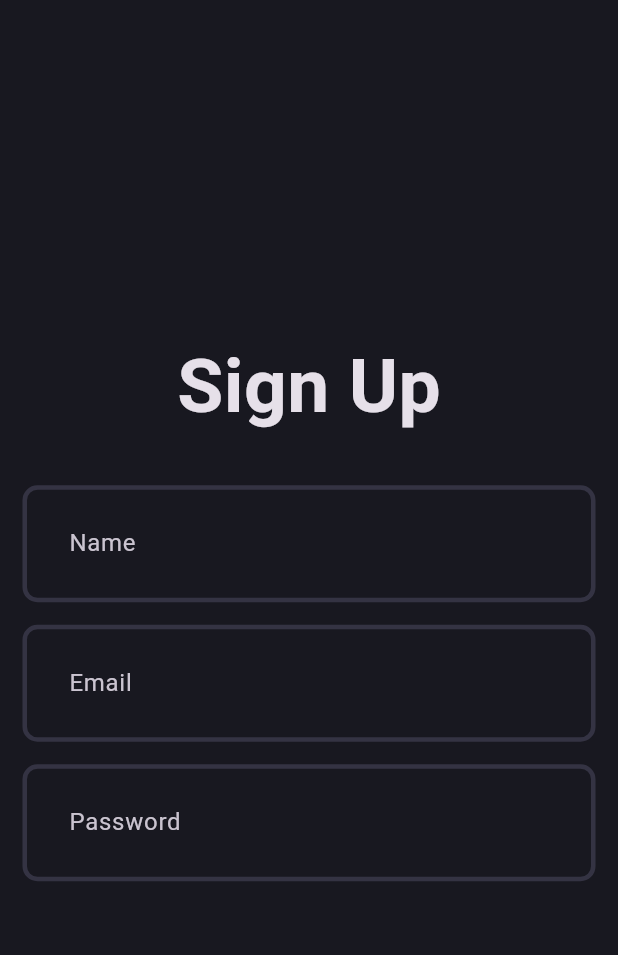
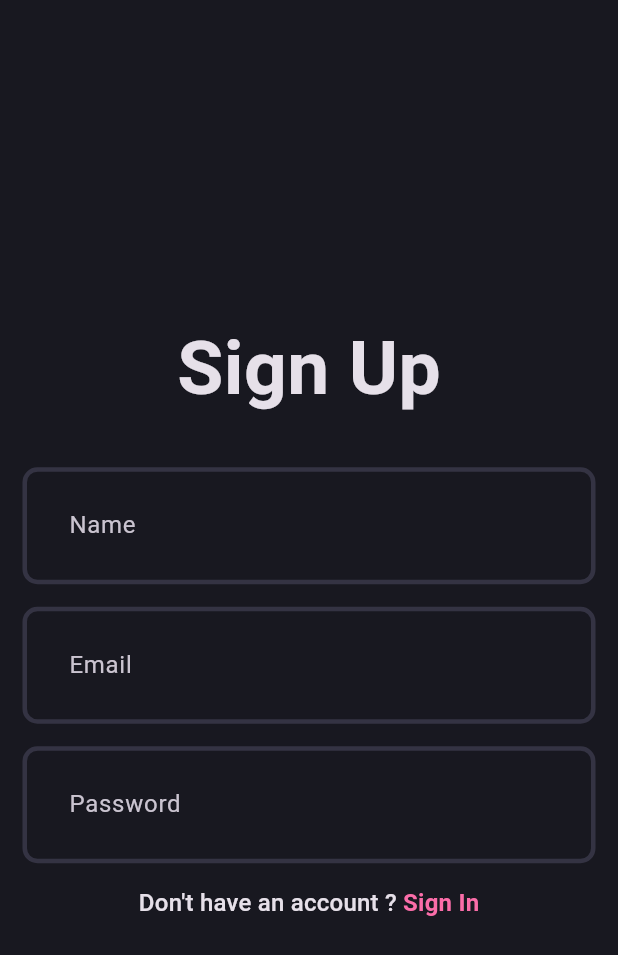
Before and after one commit to mrcodefrost/techtonic, a Flutter app: the screen it shows after launch, on a phone screen of 412 x 824 dp. Shown: the top 955 px of the screen. Run offline on Flutter 3.47's test engine with Material 3 defaults, Android fonts, the phone set to English and light mode, and no system bars.

Commit message:
sign up page UI

```diff
--- a/lib/features/auth/presentation/screens/signup_screen.dart
+++ b/lib/features/auth/presentation/screens/signup_screen.dart
@@ -1,4 +1,5 @@
 import 'package:flutter/material.dart';
+import 'package:techtonic_blog_app/features/core/theme/app_palette.dart';
 
 import '../widgets/auth_textfield.dart';
 
@@ -12,33 +13,47 @@ class SignUpScreen extends StatefulWidget {
 class _SignUpScreenState extends State<SignUpScreen> {
   @override
   Widget build(BuildContext context) {
-    return const Scaffold(
+    return Scaffold(
       body: Padding(
-        padding: EdgeInsets.all(15.0),
+        padding: const EdgeInsets.all(15.0),
         child: Column(
           mainAxisAlignment: MainAxisAlignment.center,
           children: [
-            Text(
+            const Text(
               'Sign Up',
               style: TextStyle(
                 fontSize: 50,
                 fontWeight: FontWeight.bold,
               ),
             ),
-            SizedBox(
+            const SizedBox(
               height: 30,
             ),
-            AuthTextField(hintText: 'Name'),
-            SizedBox(
+            const AuthTextField(hintText: 'Name'),
+            const SizedBox(
               height: 15,
             ),
-            AuthTextField(hintText: 'Email'),
-            SizedBox(
+            const AuthTextField(hintText: 'Email'),
+            const SizedBox(
               height: 15,
             ),
-            AuthTextField(hintText: 'Password'),
-            SizedBox(
+            const AuthTextField(hintText: 'Password'),
+            const SizedBox(
               height: 15,
+            ),
+            RichText(
+              text: TextSpan(
+                  text: 'Don\'t have an account ? ',
+                  style: Theme.of(context).textTheme.titleMedium,
+                  children: [
+                    TextSpan(
+                      text: 'Sign In',
+                      style: Theme.of(context).textTheme.titleMedium?.copyWith(
+                            color: AppPalette.gradient2,
+                            fontWeight: FontWeight.bold,
+                          ),
+                    )
+                  ]),
             ),
           ],
         ),
--- a/lib/features/auth/presentation/widgets/auth_gradient_button.dart
+++ b/lib/features/auth/presentation/widgets/auth_gradient_button.dart
@@ -9,10 +9,16 @@ class AuthGradientButton extends StatelessWidget {
   Widget build(BuildContext context) {
     return Container(
       decoration: BoxDecoration(
-          gradient: const LinearGradient(colors: [
-        AppPalette.gradient1,
-        AppPalette.gradient2,
-      ])),
+        gradient: const LinearGradient(
+          colors: [
+            AppPalette.gradient1,
+            AppPalette.gradient2,
+          ],
+          begin: Alignment.bottomLeft,
+          end: Alignment.topRight,
+        ),
+        borderRadius: BorderRadius.circular(7),
+      ),
       child: ElevatedButton(
         onPressed: () {},
         style: ElevatedButton.styleFrom(
--- a/lib/main.dart
+++ b/lib/main.dart
@@ -15,6 +15,7 @@ class MyApp extends StatelessWidget {
     return MaterialApp(
       title: 'Blog App',
       theme: AppTheme.darkThemeMode,
+      debugShowCheckedModeBanner: false,
       home: const SignUpScreen(),
     );
   }
```
